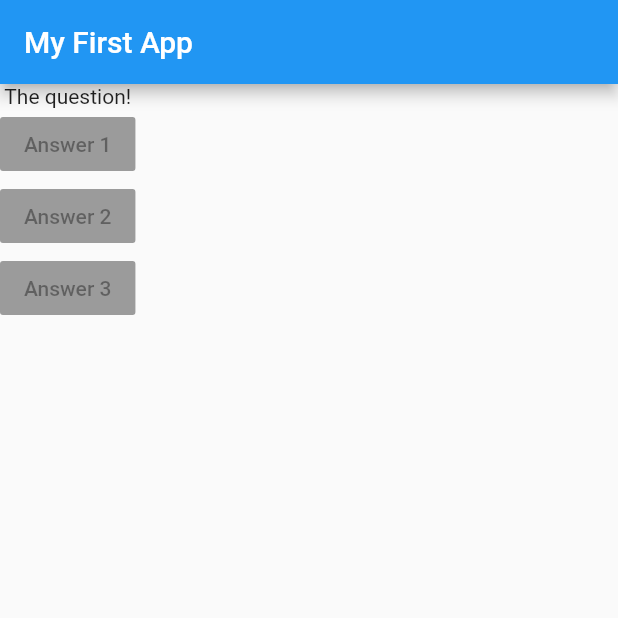
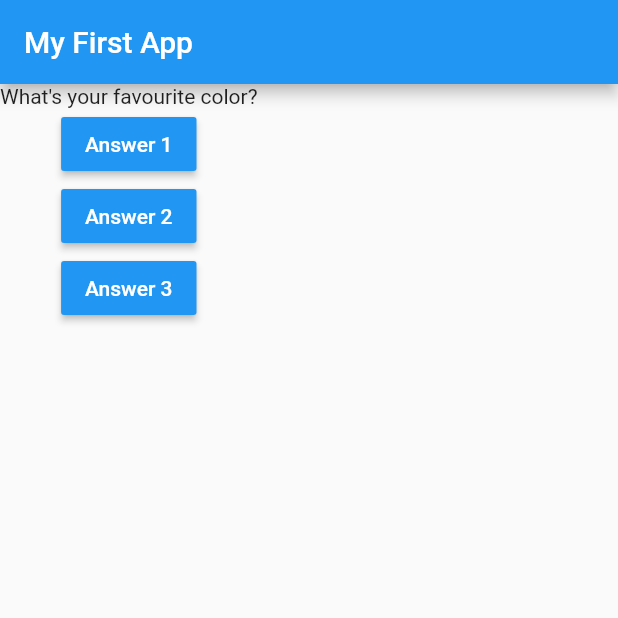
Before and after one commit to abdullahmoosa/flutter_basics, a Flutter app: the screen it shows after launch, on a phone screen of 412 x 824 dp, the top half of it. Run offline on Flutter 3.47's test engine with Material 2 defaults, Android fonts, the phone set to English and light mode, and no system bars.

```diff
--- a/lib/main.dart
+++ b/lib/main.dart
@@ -7,9 +7,31 @@ import 'package:flutter/material.dart';
 // }
 void main() => runApp(MyApp());
 
-class MyApp extends StatelessWidget {
+class MyApp extends StatefulWidget {
+  @override
+  State<StatefulWidget> createState() {
+    // TODO: implement createState
+    return _MyAppState();
+  }
+}
+
+class _MyAppState extends State<MyApp> {
+  var _questionIndex = 0;
+  void _answerQuestion() {
+    // print('Answered!');
+    setState(() {
+      _questionIndex = _questionIndex +
+          1; // It is better to use this syntax rather than questionIndex++
+    });
+    // print(questionIndex);
+  }
+
   @override
   Widget build(BuildContext context) {
+    var questions = [
+      'What\'s your favourite color?',
+      'What\'s your favorite animal?',
+    ];
     return MaterialApp(
       home: Scaffold(
           appBar: AppBar(
@@ -17,18 +39,26 @@ class MyApp extends StatelessWidget {
           ),
           body: Column(
             children: [
-              Text('The question!'),
+              Text(questions[_questionIndex]),
               RaisedButton(
                 child: Text('Answer 1'),
-                onPressed: null,
+                onPressed: _answerQuestion,
+                color: Colors.blue,
+                textColor: Colors.white,
               ),
               RaisedButton(
                 child: Text('Answer 2'),
-                onPressed: null,
+                onPressed: () => print('Answer 2 chosen'),
+                color: Colors.blue,
+                textColor: Colors.white,
               ),
               RaisedButton(
                 child: Text('Answer 3'),
-                onPressed: null,
+                onPressed: () {
+                  print('Answer 3 chosen!');
+                },
+                color: Colors.blue,
+                textColor: Colors.white,
               ),
             ],
           ) // body
```
